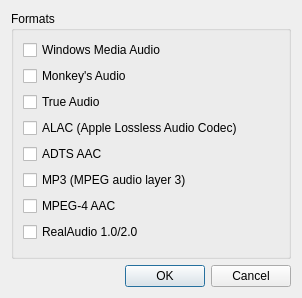
ksv1986/qmmp-staging, file src/plugins/Input/ffmpeg/settingsdialog.ui: the form before one commit.
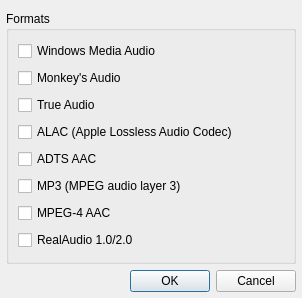
The form after the commit.

```diff
--- a/src/plugins/Input/ffmpeg/settingsdialog.ui
+++ b/src/plugins/Input/ffmpeg/settingsdialog.ui
@@ -12,10 +12,19 @@
   <property name="windowTitle" >
    <string>FFmpeg Plugin Settings</string>
   </property>
-  <layout class="QGridLayout" name="gridLayout" >
-   <item row="1" column="0" >
-    <spacer name="horizontalSpacer" >
-     <property name="orientation" >
+  <layout class="QGridLayout" name="gridLayout">
+   <property name="leftMargin">
+    <number>6</number>
+   </property>
+   <property name="rightMargin">
+    <number>6</number>
+   </property>
+   <property name="bottomMargin">
+    <number>6</number>
+   </property>
+   <item row="1" column="0">
+    <spacer name="horizontalSpacer">
+     <property name="orientation">
       <enum>Qt::Horizontal</enum>
      </property>
      <property name="sizeHint" stdset="0" >
```
Left out of the diff: 69 changed lines with no effect on the pictures.
